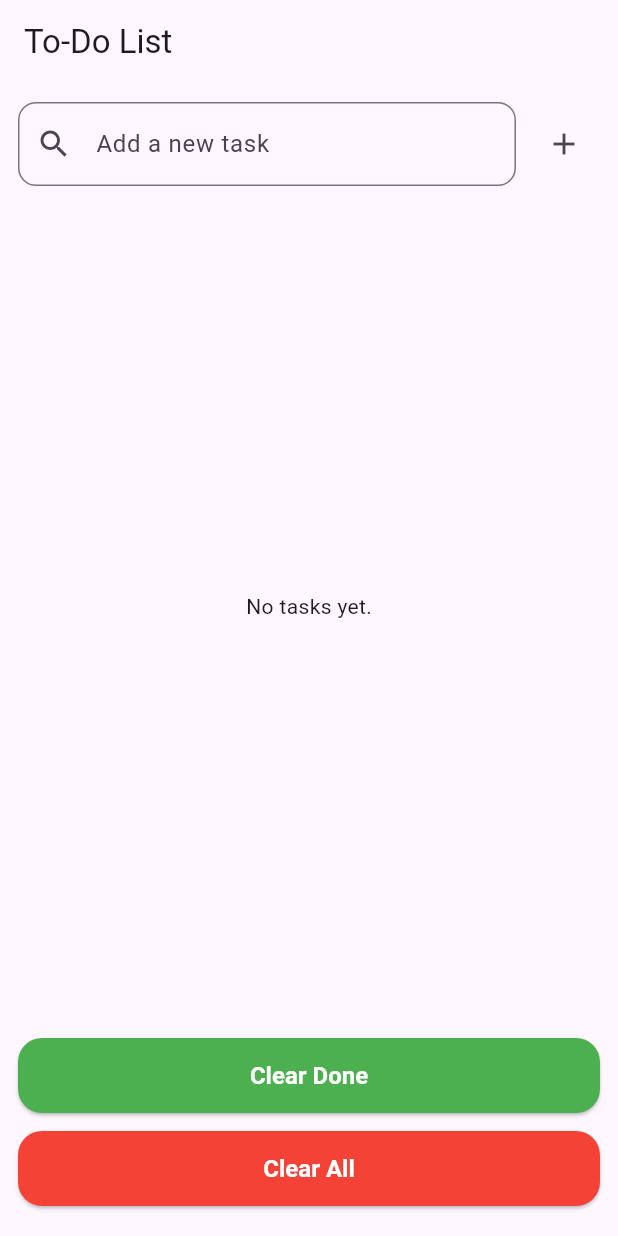
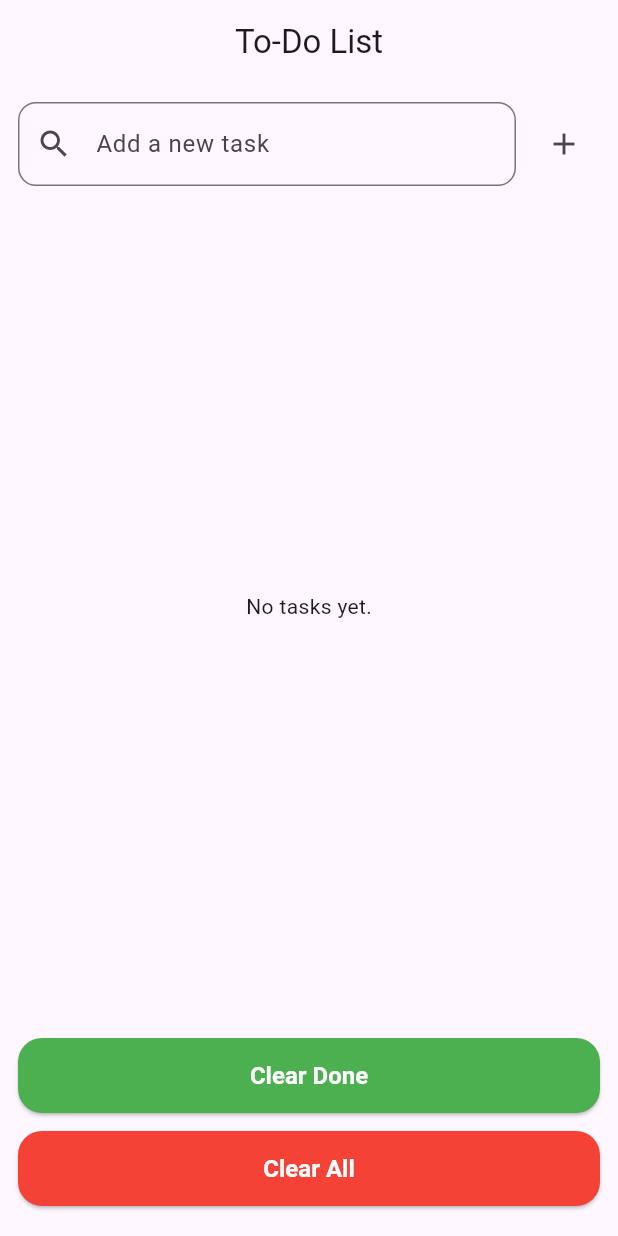
Before and after one commit to one-dot/simple_todo_app, a Flutter app: the screen it shows after launch, on a phone screen of 412 x 824 dp. Run offline on Flutter 3.47's test engine with Material 3 defaults, Android fonts, the phone set to English and light mode, and no system bars; our stand-ins replace bloc, equatable, flutter_bloc, fpdart, get_it, hive and 1 more; accounts and stored records are empty.

Commit message:
fix: align title to center

```diff
--- a/lib/presentation/pages/todo_page.dart
+++ b/lib/presentation/pages/todo_page.dart
@@ -13,7 +13,7 @@ class TodoPage extends StatelessWidget {
   @override
   Widget build(BuildContext context) {
     return Scaffold(
-      appBar: AppBar(title: const Text('To-Do List')),
+      appBar: AppBar(title: Center(child: const Text('To-Do List'))),
       body: Column(
         children: [
           // Input field and Add button to enter new todos
```
